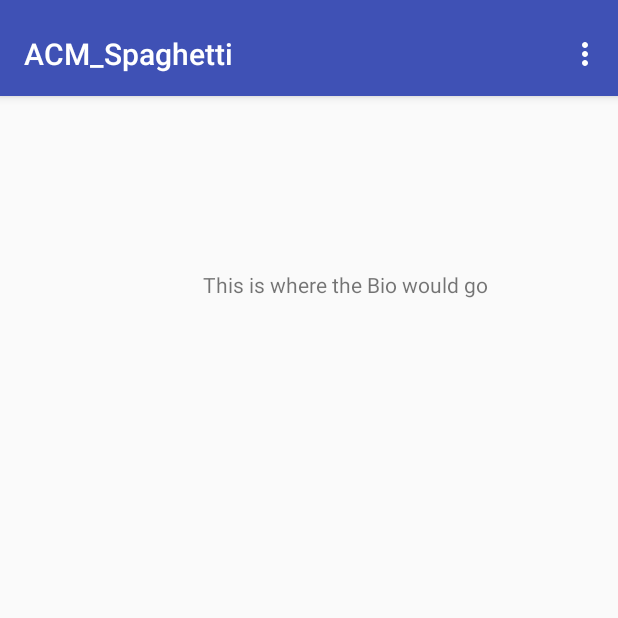
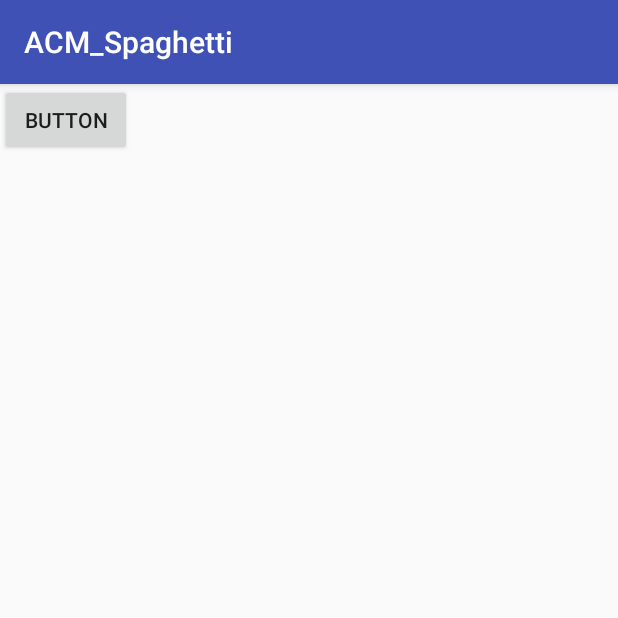
Before and after one commit to RowanACM/TeamSpaghetti, an Android app: the screen it shows after launch (MainActivity before the commit, HomeActivity after it), on a phone screen of 412 x 824 dp, the top half of it. Run offline under Robolectric (Android 15) with nearby library versions, the phone set to English and light mode, and no system bars; 2 statements that could not run were skipped.

Commit message:
Add Slpash Screen

```diff
--- a/ACM_Spaghetti/app/build.gradle
+++ b/ACM_Spaghetti/app/build.gradle
@@ -26,5 +26,6 @@ dependencies {
     })
     compile 'com.android.support:appcompat-v7:26.+'
     compile 'com.android.support:design:26.+'
+    compile 'com.android.support.constraint:constraint-layout:1.0.2'
     testCompile 'junit:junit:4.12'
 }
--- a/ACM_Spaghetti/app/src/main/AndroidManifest.xml
+++ b/ACM_Spaghetti/app/src/main/AndroidManifest.xml
@@ -19,6 +19,7 @@
                 <category android:name="android.intent.category.LAUNCHER" />
             </intent-filter>
         </activity>
+        <activity android:name=".HomeActivity"></activity>
     </application>
 
 </manifest>
--- /dev/null
+++ b/ACM_Spaghetti/app/src/main/java/com/example/patfo_000/acm_spaghetti/HomeActivity.java
@@ -0,0 +1,13 @@
+package com.example.patfo_000.acm_spaghetti;
+
+import android.support.v7.app.AppCompatActivity;
+import android.os.Bundle;
+
+public class HomeActivity extends AppCompatActivity {
+
+    @Override
+    protected void onCreate(Bundle savedInstanceState) {
+        super.onCreate(savedInstanceState);
+        setContentView(R.layout.activity_home);
+    }
+}
--- a/ACM_Spaghetti/app/src/main/java/com/example/patfo_000/acm_spaghetti/MainActivity.java
+++ b/ACM_Spaghetti/app/src/main/java/com/example/patfo_000/acm_spaghetti/MainActivity.java
@@ -1,24 +1,26 @@
 package com.example.patfo_000.acm_spaghetti;
 
+import android.content.Intent;
+import android.os.Bundle;
+import android.os.Handler;
 import android.support.design.widget.FloatingActionButton;
 import android.support.design.widget.Snackbar;
-import android.support.v7.app.AppCompatActivity;
-import android.support.v7.widget.Toolbar;
-
 import android.support.v4.app.Fragment;
 import android.support.v4.app.FragmentManager;
 import android.support.v4.app.FragmentPagerAdapter;
 import android.support.v4.view.ViewPager;
-import android.os.Bundle;
+import android.support.v7.app.AppCompatActivity;
+import android.support.v7.widget.Toolbar;
 import android.view.LayoutInflater;
 import android.view.Menu;
 import android.view.MenuItem;
 import android.view.View;
 import android.view.ViewGroup;
-
 import android.widget.TextView;
 
 public class MainActivity extends AppCompatActivity {
+    private static int SPLASH_TIME_OUT = 4000;
+
 
     /**
      * The {@link android.support.v4.view.PagerAdapter} that will provide
@@ -39,6 +41,14 @@ public class MainActivity extends AppCompatActivity {
     protected void onCreate(Bundle savedInstanceState) {
         super.onCreate(savedInstanceState);
         setContentView(R.layout.activity_main);
+        new Handler().postDelayed(new Runnable(){
+           @Override
+            public void run(){
+               Intent homeIntent = new Intent(MainActivity.this, HomeActivity.class);
+               startActivity(homeIntent);
+               finish();
+           }
+        },SPLASH_TIME_OUT);
 
         Toolbar toolbar = (Toolbar) findViewById(R.id.toolbar);
         setSupportActionBar(toolbar);
--- /dev/null
+++ b/ACM_Spaghetti/app/src/main/res/layout/activity_home.xml
@@ -0,0 +1,16 @@
+<?xml version="1.0" encoding="utf-8"?>
+<android.support.constraint.ConstraintLayout xmlns:android="http://schemas.android.com/apk/res/android"
+    xmlns:app="http://schemas.android.com/apk/res-auto"
+    xmlns:tools="http://schemas.android.com/tools"
+    android:layout_width="match_parent"
+    android:layout_height="match_parent"
+    tools:context="com.example.patfo_000.acm_spaghetti.HomeActivity">
+
+    <Button
+        android:id="@+id/button"
+        android:layout_width="wrap_content"
+        android:layout_height="wrap_content"
+        android:text="Button"
+        tools:layout_editor_absoluteX="147dp"
+        tools:layout_editor_absoluteY="230dp" />
+</android.support.constraint.ConstraintLayout>
```
Also changed, not shown: 1 other file.
